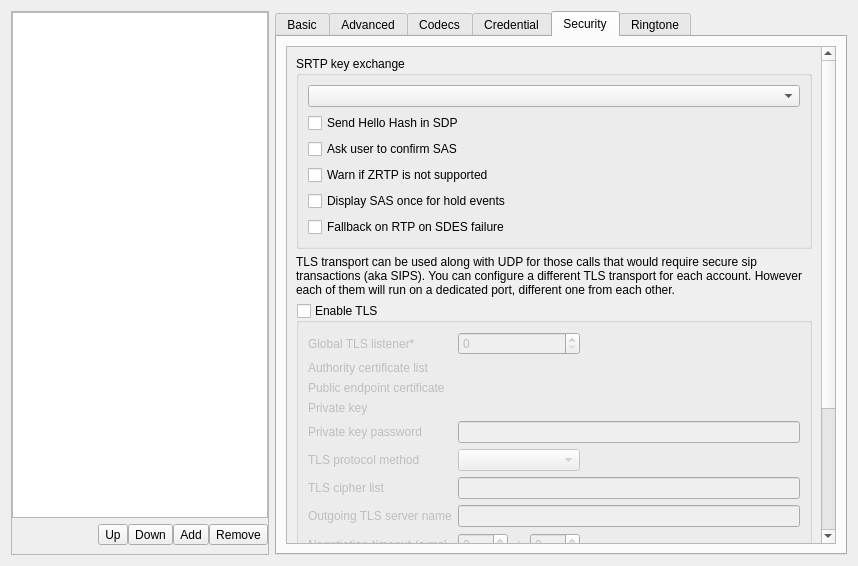
KDE/ring-kde, file src/conf/dlgaccountsbase.ui: the form before one commit.
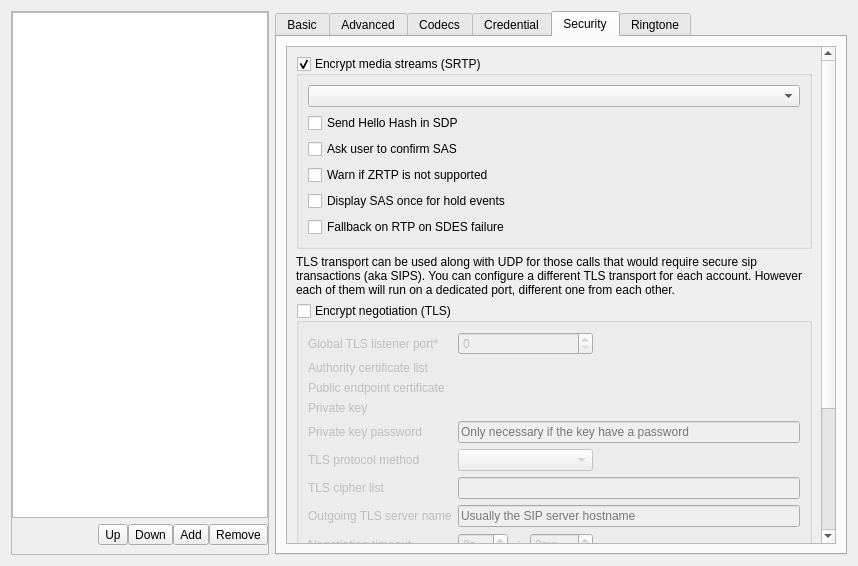
The form after the commit. The open tabs and pages were chosen to show the change. Custom widgets are drawn as their Qt base class.

Commit message: [ #37237 ] Improve security configuration dialog usability

Patch:
```diff
--- a/src/conf/dlgaccountsbase.ui
+++ b/src/conf/dlgaccountsbase.ui
@@ -1101,7 +1101,7 @@
                  </sizepolicy>
                 </property>
                 <property name="title">
-                 <string>Enable TLS</string>
+                 <string>Encrypt negotiation (TLS)</string>
                 </property>
                 <property name="checkable">
                  <bool>true</bool>
@@ -1113,7 +1113,7 @@
                  <item row="0" column="0">
                   <widget class="QLabel" name="label_tls_listener">
                    <property name="text">
-                    <string>Global TLS listener*</string>
+                    <string>Global TLS listener port*</string>
                    </property>
                   </widget>
                  </item>
@@ -1175,7 +1175,14 @@
                   </widget>
                  </item>
                  <item row="4" column="1" colspan="8">
-                  <widget class="KLineEdit" name="edit_tls_private_key_password"/>
+                  <widget class="KLineEdit" name="edit_tls_private_key_password">
+                   <property name="placeholderText">
+                    <string>Only necessary if the key have a password</string>
+                   </property>
+                   <property name="passwordMode">
+                    <bool>true</bool>
+                   </property>
+                  </widget>
                  </item>
                  <item row="5" column="0">
                   <widget class="QLabel" name="label_tls_method">
@@ -1218,12 +1225,16 @@
                   </widget>
                  </item>
                  <item row="7" column="1" colspan="8">
-                  <widget class="KLineEdit" name="edit_tls_outgoing"/>
+                  <widget class="KLineEdit" name="edit_tls_outgoing">
+                   <property name="placeholderText">
+                    <string>Usually the SIP server hostname</string>
+                   </property>
+                  </widget>
                  </item>
                  <item row="8" column="0">
                   <widget class="QLabel" name="label_tls_timeout">
                    <property name="text">
-                    <string>Negotiation timeout (s:ms)</string>
+                    <string>Negotiation timeout</string>
                    </property>
                   </widget>
                  </item>
@@ -1241,6 +1252,9 @@
                      <height>0</height>
                     </size>
                    </property>
+                   <property name="suffix">
+                    <string>s</string>
+                   </property>
                   </widget>
                  </item>
                  <item row="9" column="0" colspan="5">
@@ -1311,6 +1325,12 @@
                      <height>0</height>
                     </size>
                    </property>
+                   <property name="suffix">
+                    <string>ms</string>
+                   </property>
+                   <property name="maximum">
+                    <number>999</number>
+                   </property>
                   </widget>
                  </item>
                  <item row="8" column="2">
@@ -1344,7 +1364,10 @@
               <item row="0" column="0" colspan="2">
                <widget class="QGroupBox" name="groupbox_STRP_keyexchange">
                 <property name="title">
-                 <string>SRTP key exchange</string>
+                 <string>Encrypt media streams (SRTP)</string>
+                </property>
+                <property name="checkable">
+                 <bool>true</bool>
                 </property>
                 <layout class="QVBoxLayout" name="verticalLayout_2">
                  <item>
```
Left out of the diff: 2 changed lines with no effect on the pictures. The commit also changes 5 other files.
